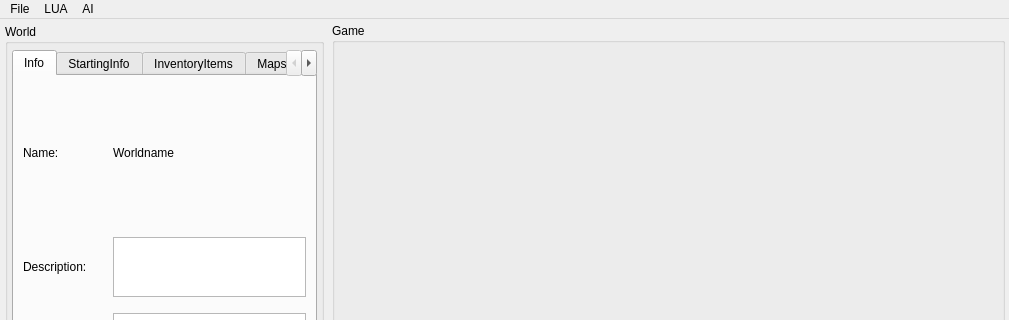
LBALab/lbanet, file Editor/editor.ui: the form before one commit; both pictures show x 0 to 1009 and y 0 to 320 of the 1009 by 870 pixel window.
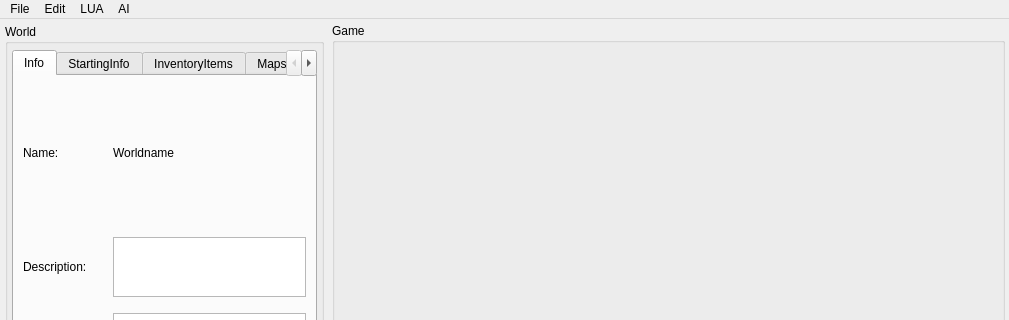
The form after the commit. Icons and pictures are not drawn.

Patch:
```diff
--- a/Editor/editor.ui
+++ b/Editor/editor.ui
@@ -2322,7 +2322,18 @@
     <addaction name="actionNPC_attack_player"/>
     <addaction name="actionNPC_stop_attack"/>
    </widget>
+   <widget class="QMenu" name="menuEdit">
+    <property name="title">
+     <string>Edit</string>
+    </property>
+    <addaction name="actionCopy"/>
+    <addaction name="actionPaste"/>
+    <addaction name="actionCut"/>
+    <addaction name="actionDelete"/>
+    <addaction name="separator"/>
+   </widget>
    <addaction name="menuFile"/>
+   <addaction name="menuEdit"/>
    <addaction name="menuLua"/>
    <addaction name="menuAI"/>
   </widget>
```
Left out of the diff: 30 changed lines with no effect on the pictures.
